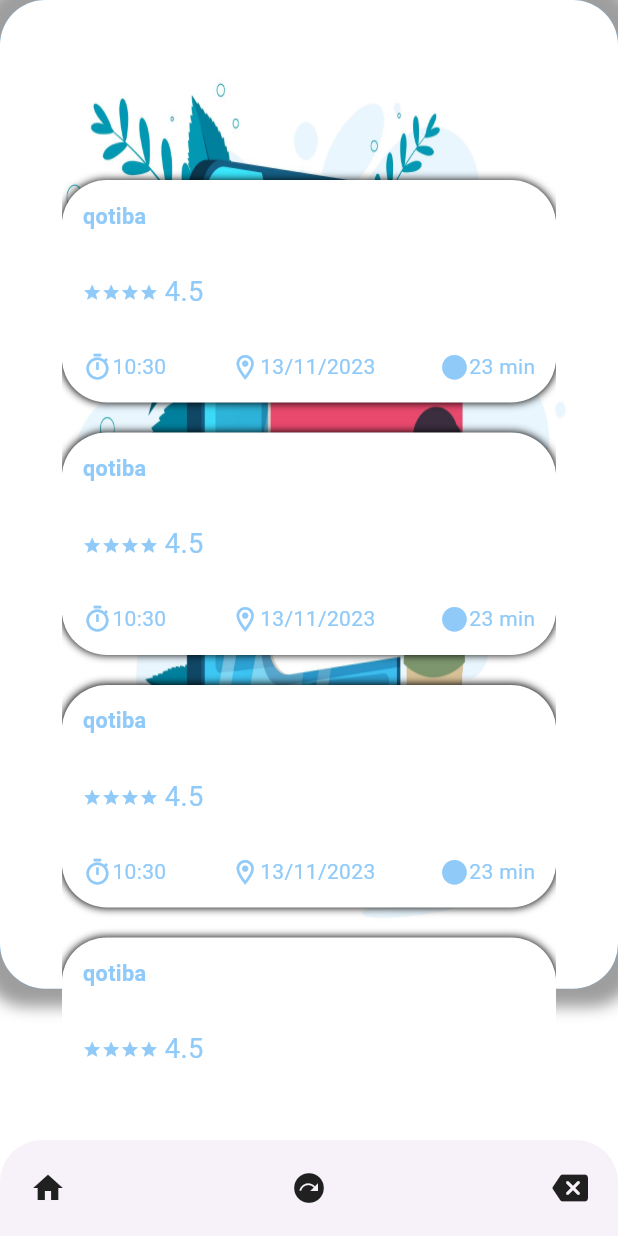
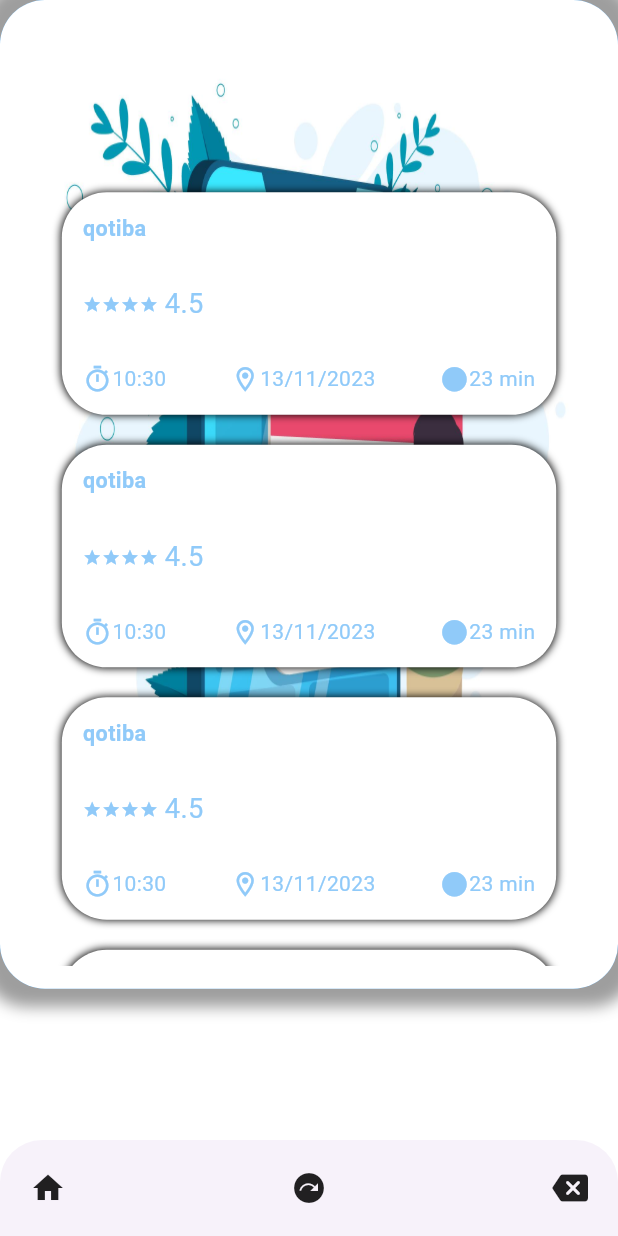
Before and after one commit to qotibaeiad/bring, a Flutter app: the OrderHistory screen opened by its route, on a phone screen of 412 x 824 dp. Run offline on Flutter 3.47's test engine with Material 3 defaults, Android fonts, the phone set to English and light mode, and no system bars; our stand-ins replace card_loading, dots_indicator, intl_phone_number_input, socket_io_client, transparent_image; network calls fail.

Commit message:
write redme

```diff
--- a/lib/main.dart
+++ b/lib/main.dart
@@ -63,7 +63,7 @@ class _MyHomePageState extends State<MyHomePage> {
   Widget build(BuildContext context) {
     return Scaffold(
       backgroundColor: Colors.white,
-      body: SplashScreen(),
+      body: welcomescreen(),
     );
   }
 }
--- a/lib/screen/orderhistory.dart
+++ b/lib/screen/orderhistory.dart
@@ -48,8 +48,11 @@ class _OrderHistoryState extends State<OrderHistory> {
             alignment: Alignment.topCenter,
             child: Padding(
               padding: const EdgeInsets.only(
-                  top: 100, left: 20, right: 20, bottom: 90),
+                  top: 100, left: 20, right: 20, bottom: 180),
               child: SingleChildScrollView(
+                padding: EdgeInsets.symmetric(
+                    vertical: Dimension.screenHeight(context) * 0.01,
+                    horizontal: Dimension.screenWidth(context) * 0.03),
                 child: Column(
                   children: [
                     for (int i = 0; i < 10; i++)
--- a/lib/widget/CategoriesWidget.dart
+++ b/lib/widget/CategoriesWidget.dart
@@ -2,7 +2,6 @@ import 'dart:async';
 import 'package:bring/class/Item.dart';
 import 'package:bring/main.dart';
 import 'package:bring/screen/categoriesmainscreen.dart';
-import 'package:bring/widget/custom_Container.dart';
 import 'package:flutter/material.dart';
 
 class CategoriesWidget extends StatefulWidget {
--- a/pubspec.yaml
+++ b/pubspec.yaml
@@ -42,6 +42,7 @@ dependencies:
   card_loading: ^0.3.2
   animated_read_more_text: ^0.0.6
   transparent_image: ^2.0.1
+  crypto: ^3.0.3
 
 dev_dependencies:
   flutter_test:
```
Also changed, not shown: lib/screen/Welcomescreen.dart (+8 -1 lines), pubspec.lock, 1 other file.
